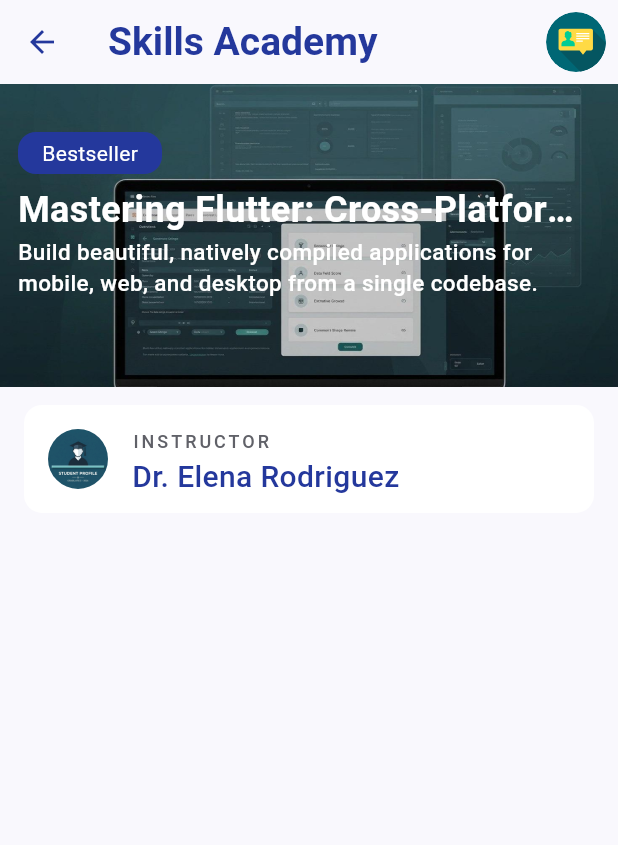
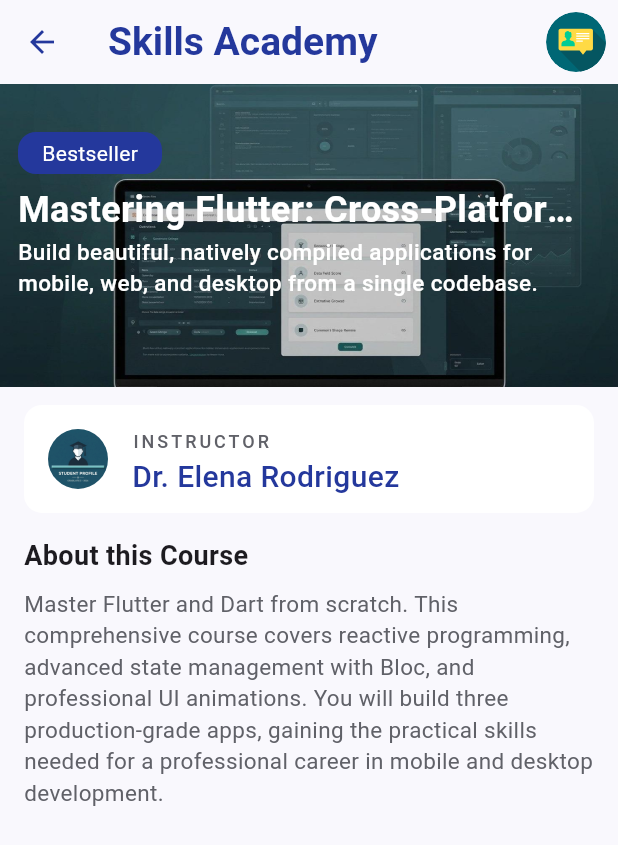
Before and after one commit to NadyAlwazah/flutter-task05-skills-academy-beg, a Flutter app: the CoursesView screen opened directly, after a tap on "Mobile", on a phone screen of 412 x 824 dp. Shown: the top 845 px of the screen. Run offline on Flutter 3.47's test engine with Material 3 defaults, Android fonts, the phone set to English and light mode, and no system bars; our stand-ins replace flutter_svg, go_router.

Commit message:
feat(course-details): add AboutCourseSection widget with title and description styles

```diff
--- a/lib/core/utils/styles.dart
+++ b/lib/core/utils/styles.dart
@@ -51,4 +51,13 @@
     fontSize: 20,
     fontWeight: FontWeight.w500,
   );
+
+  static const TextStyle descriptionText = TextStyle(
+    color: Color(0xFF606168),
+    fontSize: 15,
+  );
+  static const TextStyle sectionTitle = TextStyle(
+    fontSize: 18,
+    fontWeight: FontWeight.w700,
+  );
 }
--- /dev/null
+++ b/lib/features/courses/presentation/views/widgets/about_course_section.dart
@@ -0,0 +1,21 @@
+import 'package:flutter/material.dart';
+import 'package:flutter_task05_skills_academy_beg/core/utils/styles.dart';
+
+class AboutCourseSection extends StatelessWidget {
+  const AboutCourseSection({super.key});
+
+  @override
+  Widget build(BuildContext context) {
+    return const Column(
+      crossAxisAlignment: CrossAxisAlignment.start,
+      children: [
+        Text("About this Course", style: Styles.sectionTitle),
+        SizedBox(height: 8),
+        Text(
+          "Master Flutter and Dart from scratch. This comprehensive course covers reactive programming, advanced state management with Bloc, and professional UI animations. You will build three production‑grade apps, gaining the practical skills needed for a professional career in mobile and desktop development.",
+          style: Styles.descriptionText,
+        ),
+      ],
+    );
+  }
+}
--- a/lib/features/courses/presentation/views/widgets/courses_details_view_body.dart
+++ b/lib/features/courses/presentation/views/widgets/courses_details_view_body.dart
@@ -1,4 +1,5 @@
 import 'package:flutter/material.dart';
+import 'package:flutter_task05_skills_academy_beg/features/courses/presentation/views/widgets/about_course_section.dart';
 import 'package:flutter_task05_skills_academy_beg/features/courses/presentation/views/widgets/courses_details_header_stack.dart';
 import 'package:flutter_task05_skills_academy_beg/features/courses/presentation/views/widgets/instructor_info_tile.dart';
 
@@ -20,7 +21,11 @@
           Padding(
             padding: const EdgeInsets.symmetric(horizontal: 16, vertical: 12),
             child: Column(
-              children: [InstructorInfoTile(instructorName: instructor)],
+              children: [
+                InstructorInfoTile(instructorName: instructor),
+                const SizedBox(height: 16),
+                const AboutCourseSection(),
+              ],
             ),
           ),
         ],
```
